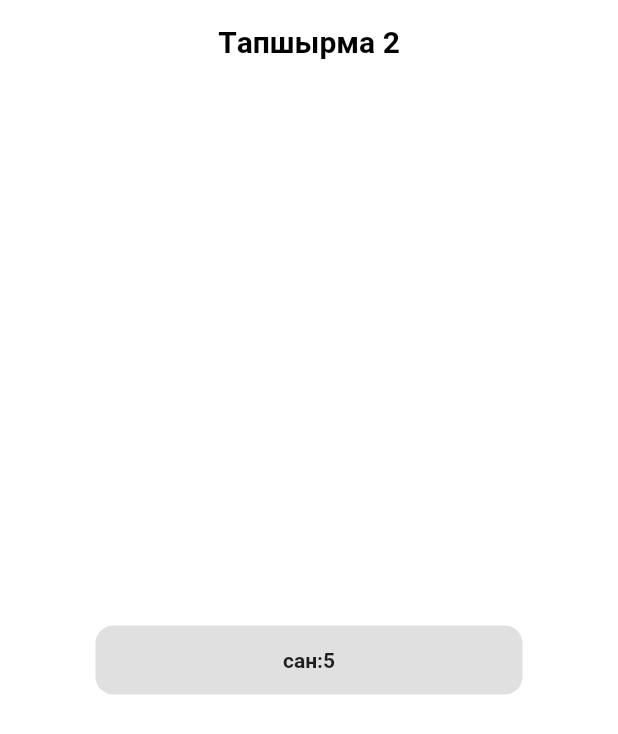
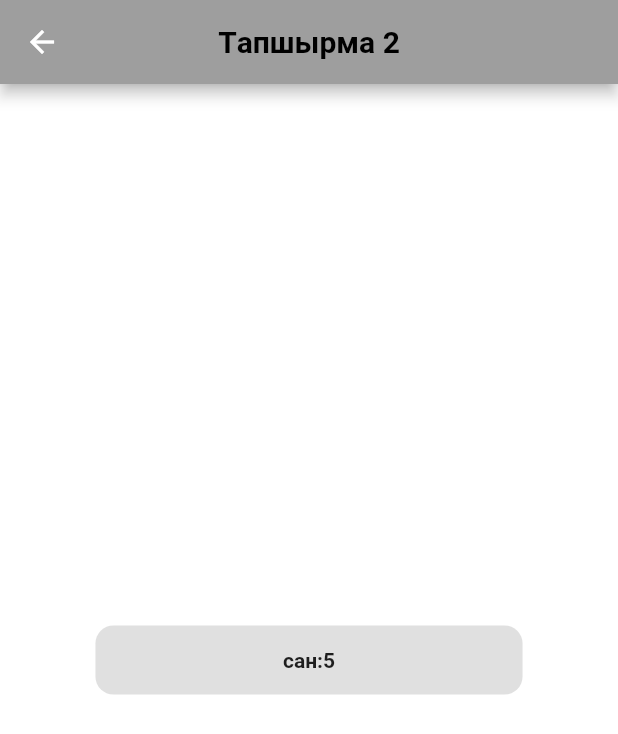
Before and after one commit to BekKaraev/CounterApp, a Flutter app: the screen it shows after launch, after a tap on an icon or button, on a phone screen of 412 x 824 dp. Shown: the top 734 px of the screen. Run offline on Flutter 3.47's test engine with Material 2 defaults, Android fonts, the phone set to English and light mode, and no system bars.

Commit message:
appbar ozgordu

```diff
--- a/lib/ekinchi_barak.dart
+++ b/lib/ekinchi_barak.dart
@@ -9,9 +9,7 @@ class EkinchiBarak extends StatelessWidget {
   Widget build(BuildContext context) {
     return Scaffold(
       backgroundColor: Colors.white,
-      appBar: AppBar(
-        backgroundColor: Colors.transparent,
-        elevation: 0.0,
+      appBar: AppBar(backgroundColor: Colors.grey,
         title: const Text(
           'Tапшырма 2',
           style: TextStyle(
```
Also changed, not shown: pubspec.lock, 1 other file.
